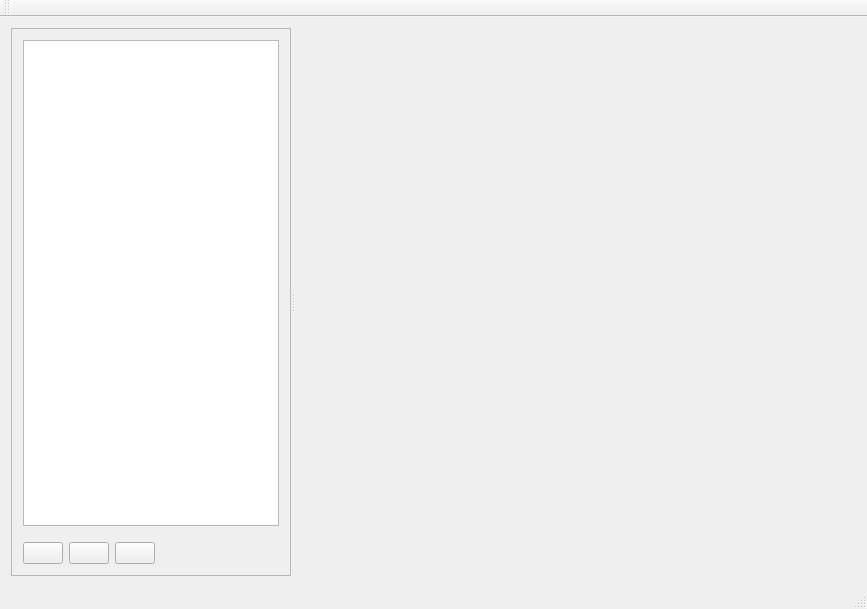
Before: the Qt Designer form QtTraceClient/UI/mainwindow.ui in cobreti/NyxTraceViewer, drawn with Qt 5.
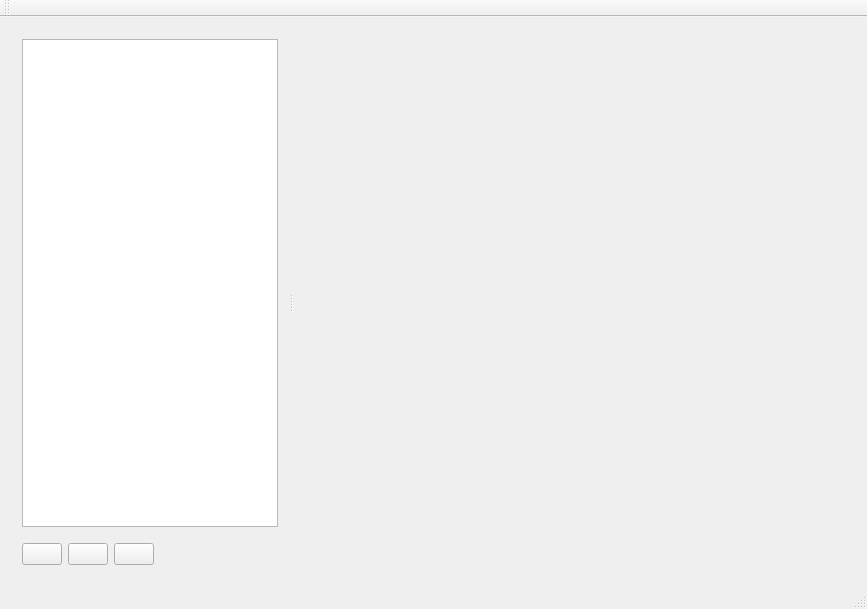
After: the same form once the commit is applied. Icons and pictures are not drawn.

Commit message: fixed layout issue with windows classic theme

```diff
--- a/QtTraceClient/UI/mainwindow.ui
+++ b/QtTraceClient/UI/mainwindow.ui
@@ -70,10 +70,10 @@
         </size>
        </property>
        <property name="frameShape">
-        <enum>QFrame::StyledPanel</enum>
+        <enum>QFrame::NoFrame</enum>
        </property>
        <property name="frameShadow">
-        <enum>QFrame::Raised</enum>
+        <enum>QFrame::Plain</enum>
        </property>
        <property name="lineWidth">
         <number>1</number>
```
Left out of the diff: 2 changed lines with no effect on the pictures. The commit also changes 2 other files.
